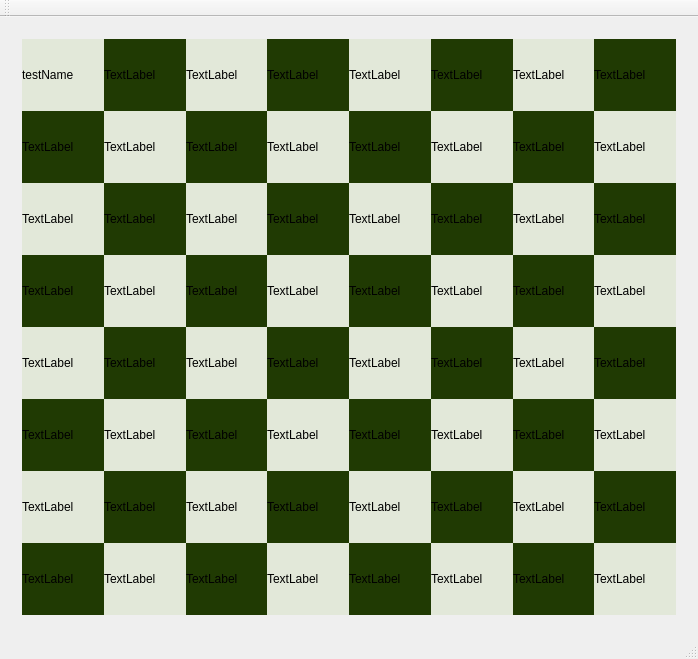
Old version of the form ChessAppQt/ChessAppQt.ui in the repository xDepcio/chess-cpp.
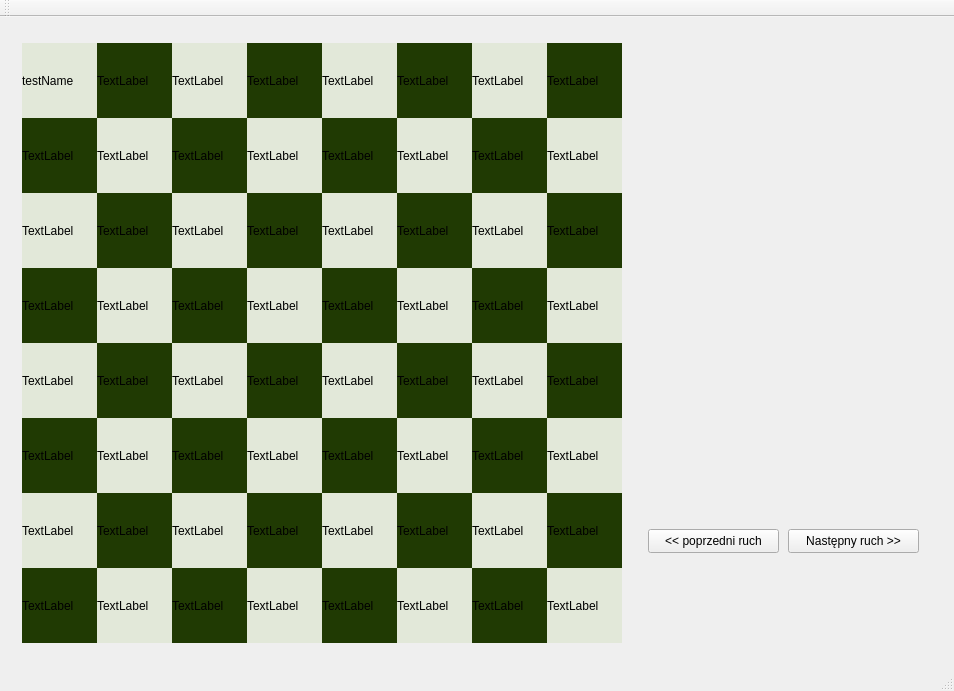
New version of the form. Custom widgets are drawn as their Qt base class.

Commit message: Added object to controll moves history

```diff
--- a/ChessAppQt/ChessAppQt.ui
+++ b/ChessAppQt/ChessAppQt.ui
@@ -6,8 +6,8 @@
    <rect>
     <x>0</x>
     <y>0</y>
-    <width>698</width>
-    <height>659</height>
+    <width>954</width>
+    <height>691</height>
    </rect>
   </property>
   <property name="windowTitle">
@@ -24,9 +24,21 @@
        <number>0</number>
       </property>
       <widget class="QWidget" name="page">
-       <layout class="QVBoxLayout" name="verticalLayout_2">
+       <layout class="QHBoxLayout" name="horizontalLayout_9">
         <item>
          <widget class="QWidget" name="widget" native="true">
+          <property name="minimumSize">
+           <size>
+            <width>600</width>
+            <height>600</height>
+           </size>
+          </property>
+          <property name="maximumSize">
+           <size>
+            <width>600</width>
+            <height>600</height>
+           </size>
+          </property>
           <layout class="QVBoxLayout" name="verticalLayout_3">
            <property name="spacing">
             <number>0</number>
@@ -2201,6 +2213,52 @@
           </layout>
          </widget>
         </item>
+        <item>
+         <widget class="QWidget" name="widget_2" native="true">
+          <widget class="QWidget" name="widget_3" native="true">
+           <property name="geometry">
+            <rect>
+             <x>10</x>
+             <y>470</y>
+             <width>291</width>
+             <height>61</height>
+            </rect>
+           </property>
+           <widget class="QPushButton" name="prevMoveBtn">
+            <property name="geometry">
+             <rect>
+              <x>10</x>
+              <y>20</y>
+              <width>131</width>
+              <height>24</height>
+             </rect>
+            </property>
+            <property name="sizePolicy">
+             <sizepolicy hsizetype="Preferred" vsizetype="Preferred">
+              <horstretch>0</horstretch>
+              <verstretch>0</verstretch>
+             </sizepolicy>
+            </property>
+            <property name="text">
+             <string>&lt;&lt; poprzedni ruch</string>
+            </property>
+           </widget>
+           <widget class="QPushButton" name="nextMoveBtn">
+            <property name="geometry">
+             <rect>
+              <x>150</x>
+              <y>20</y>
+              <width>131</width>
+              <height>24</height>
+             </rect>
+            </property>
+            <property name="text">
+             <string>Następny ruch &gt;&gt;</string>
+            </property>
+           </widget>
+          </widget>
+         </widget>
+        </item>
        </layout>
       </widget>
       <widget class="QWidget" name="page_2">
```
Left out of the diff: 2 changed lines with no effect on the pictures. The commit also changes 16 other files.
